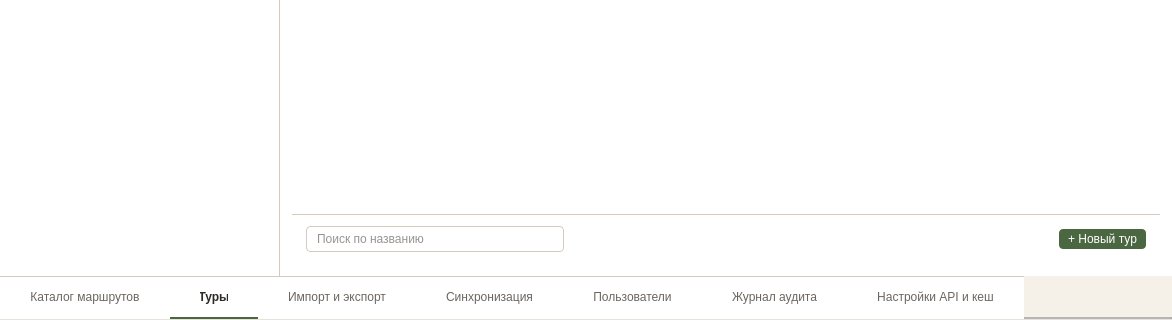
Old version of the form ui/windows/tour_list_window.ui in the repository nikolas-po/legends_parma; both pictures show x 0 to 1172 and y 353 to 673 of the 1172 by 673 pixel window.
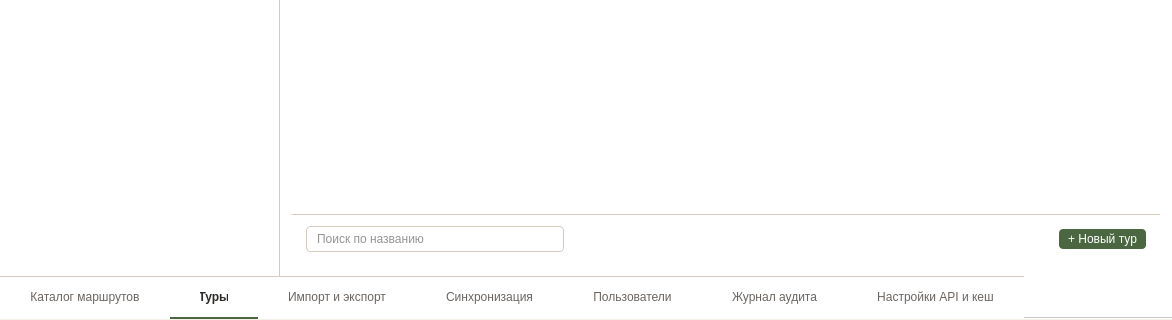
New version of the form. Icons and pictures are not drawn.

```diff
--- a/ui/windows/tour_list_window.ui
+++ b/ui/windows/tour_list_window.ui
@@ -424,7 +424,7 @@
       <property name="currentIndex"><number>1</number></property>
       <property name="usesScrollButtons"><bool>false</bool></property>
       <property name="tabsClosable"><bool>false</bool></property>
-      <property name="drawBase" stdset="0"><bool>false</bool></property>
+      <property name="documentMode"><bool>true</bool></property>
       <widget class="QWidget" name="tab_8"><attribute name="title"><string>Каталог маршрутов</string></attribute></widget>
       <widget class="QWidget" name="tab_9"><attribute name="title"><string>Туры</string></attribute></widget>
       <widget class="QWidget" name="tab_10"><attribute name="title"><string>Импорт и экспорт</string></attribute></widget>
```
Left out of the diff: 8 changed lines with no effect on the pictures.
